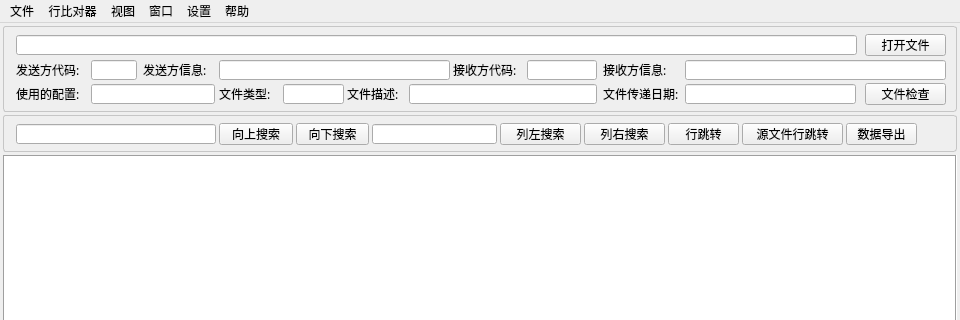
First picture: the form in src/mainwindow.ui, repository cnldw/FinanceFileReader, before the edit; both pictures show x 0 to 960 and y 0 to 320 of the 960 by 600 pixel window.
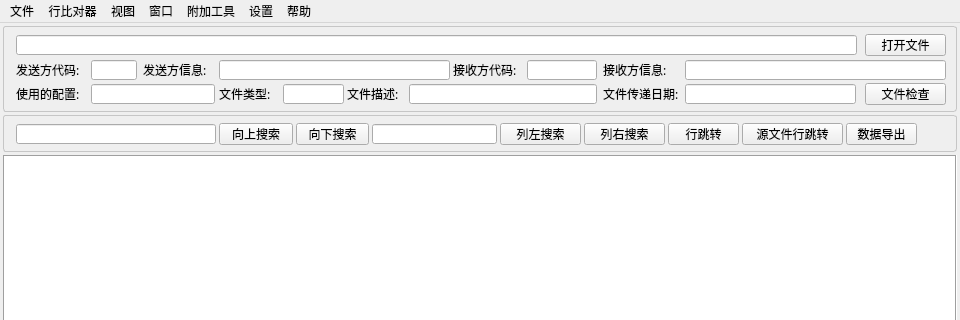
Second picture: the form after the edit. Icons and pictures are not drawn.

What changed in the file:
```diff
--- a/src/mainwindow.ui
+++ b/src/mainwindow.ui
@@ -703,7 +703,7 @@
      <x>0</x>
      <y>0</y>
      <width>960</width>
-     <height>22</height>
+     <height>23</height>
     </rect>
    </property>
    <widget class="QMenu" name="menuFile">
@@ -751,10 +751,18 @@
     </property>
     <addaction name="actionnewWindow"/>
    </widget>
+   <widget class="QMenu" name="menu_3">
+    <property name="title">
+     <string>附加工具</string>
+    </property>
+    <addaction name="actiondifftools"/>
+    <addaction name="actionfileedit"/>
+   </widget>
    <addaction name="menuFile"/>
    <addaction name="menu"/>
    <addaction name="menu_2"/>
    <addaction name="menuwindow"/>
+   <addaction name="menu_3"/>
    <addaction name="menuSetting"/>
    <addaction name="menuAbout"/>
   </widget>
```
Left out of the diff: 13 changed lines with no effect on the pictures.
